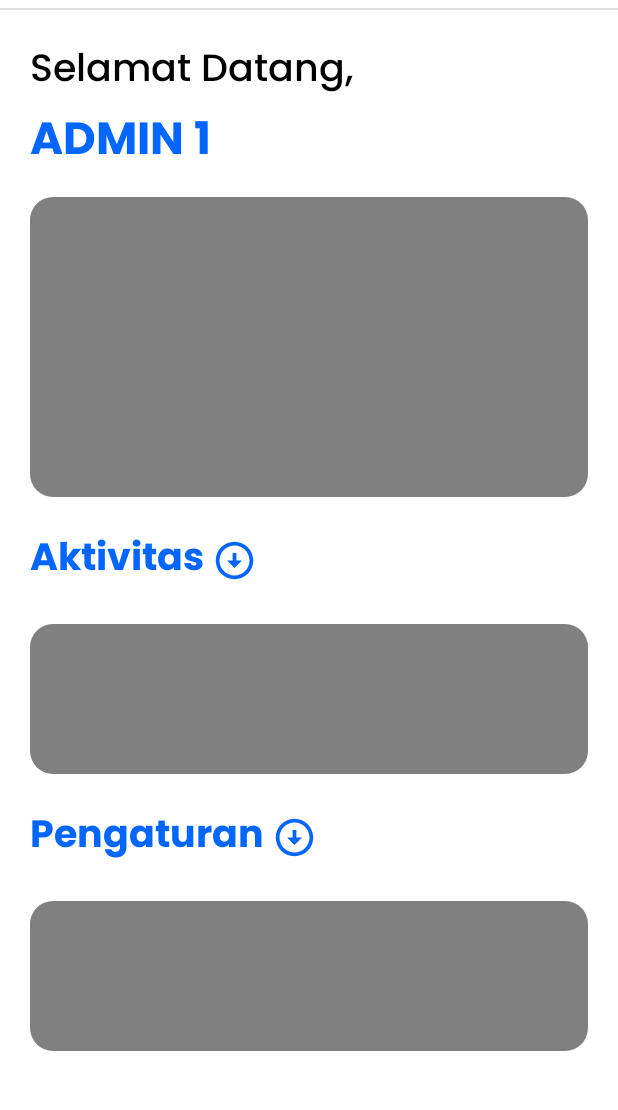
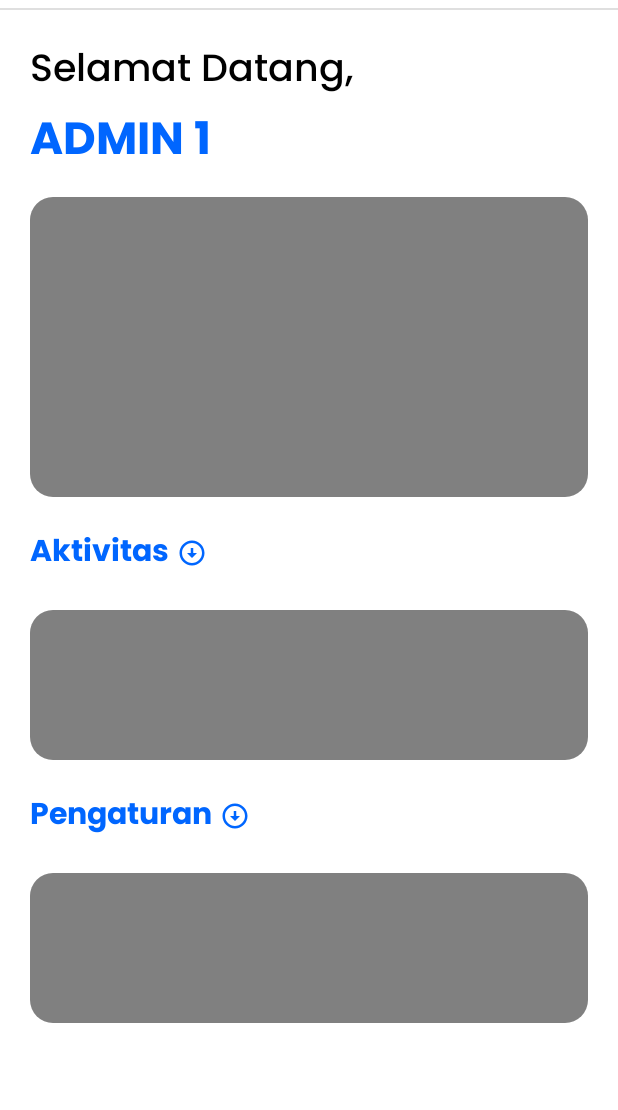
Before and after one commit to overlogic-universe/Parky, an Android app: the HomeAdminActivity screen opened directly, with no data from a screen before it, on a phone screen of 412 x 824 dp, the part 75-1185 px from its top. Run offline under Robolectric (Android 15) with nearby library versions, the phone set to English and light mode, and no system bars.

Commit message:
style: adjust view

```diff
--- a/app/src/main/res/drawable/baseline_arrow_back_ios_new_24.xml
+++ b/app/src/main/res/drawable/baseline_arrow_back_ios_new_24.xml
@@ -1,5 +1,5 @@
-<vector android:height="30dp" android:tint="#FFFFFF"
+<vector android:height="28dp" android:tint="#FFFFFF"
     android:viewportHeight="24" android:viewportWidth="24"
-    android:width="30dp" xmlns:android="http://schemas.android.com/apk/res/android">
+    android:width="28dp" xmlns:android="http://schemas.android.com/apk/res/android">
     <path android:fillColor="@android:color/white" android:pathData="M17.77,3.77l-1.77,-1.77l-10,10l10,10l1.77,-1.77l-8.23,-8.23z"/>
 </vector>
--- a/app/src/main/res/drawable/ic_baseline_arrow_circle_down_24.xml
+++ b/app/src/main/res/drawable/ic_baseline_arrow_circle_down_24.xml
@@ -1,5 +1,5 @@
-<vector android:height="30dp" android:tint="#0066FF"
+<vector android:height="20dp" android:tint="#0066FF"
     android:viewportHeight="24" android:viewportWidth="24"
-    android:width="30dp" xmlns:android="http://schemas.android.com/apk/res/android">
+    android:width="20dp" xmlns:android="http://schemas.android.com/apk/res/android">
     <path android:fillColor="@android:color/white" android:pathData="M12,4c4.41,0 8,3.59 8,8s-3.59,8 -8,8s-8,-3.59 -8,-8S7.59,4 12,4M12,2C6.48,2 2,6.48 2,12c0,5.52 4.48,10 10,10c5.52,0 10,-4.48 10,-10C22,6.48 17.52,2 12,2L12,2zM13,12l0,-4h-2l0,4H8l4,4l4,-4H13z"/>
 </vector>
--- a/app/src/main/res/layout/activity_history.xml
+++ b/app/src/main/res/layout/activity_history.xml
@@ -13,7 +13,7 @@
         android:background="@color/primaryColor"
         android:orientation="vertical"
         android:paddingHorizontal="20dp"
-        android:paddingTop="20dp">
+        android:paddingTop="10dp">
 
         <LinearLayout
             android:layout_width="match_parent"
@@ -75,7 +75,7 @@
                 android:fontFamily="@font/poppinsmedium"
                 android:text="@string/motor_masuk"
                 android:textColor="@color/white"
-                android:textSize="16sp" />
+                android:textSize="14sp" />
 
             <TextView
                 android:layout_width="wrap_content"
@@ -83,7 +83,7 @@
                 android:fontFamily="@font/poppinsmedium"
                 android:text="@string/motor_keluar"
                 android:textColor="@color/white"
-                android:textSize="16sp" />
+                android:textSize="14sp" />
         </LinearLayout>
     </LinearLayout>
 
--- a/app/src/main/res/layout/activity_home_admin.xml
+++ b/app/src/main/res/layout/activity_home_admin.xml
@@ -37,7 +37,7 @@
             android:layout_height="wrap_content"
             android:orientation="vertical"
             android:paddingHorizontal="20dp"
-            android:layout_marginTop="20dp">
+            android:paddingVertical="20dp">
             <TextView
                 android:layout_width="wrap_content"
                 android:layout_height="wrap_content"
@@ -65,8 +65,9 @@
                 android:layout_marginVertical="20dp"
                 android:text="@string/aktivitas"
                 android:textColor="@color/primaryColor"
-                android:textSize="25sp"
+                android:textSize="20sp"
                 android:fontFamily="@font/poppinsbold"
+                android:layout_gravity="center_vertical"
                 android:drawablePadding="5dp"
                 app:drawableEndCompat="@drawable/ic_baseline_arrow_circle_down_24" />
 
@@ -82,9 +83,10 @@
                 android:layout_width="wrap_content"
                 android:layout_height="wrap_content"
                 android:layout_marginVertical="20dp"
-                android:text="Pengaturan"
+                android:text="@string/pengaturan"
                 android:textColor="@color/primaryColor"
-                android:textSize="25sp"
+                android:textSize="20sp"
+                android:layout_gravity="center_vertical"
                 android:fontFamily="@font/poppinsbold"
                 android:drawablePadding="5dp"
                 app:drawableEndCompat="@drawable/ic_baseline_arrow_circle_down_24" />
@@ -93,7 +95,8 @@
                 android:layout_width="match_parent"
                 android:layout_height="100dp"
                 android:background="@drawable/border_radius_15"
-                android:backgroundTint="@color/grey"/>
+                android:backgroundTint="@color/grey"
+                />
         </LinearLayout>
 
     </ScrollView>
--- a/app/src/main/res/values/colors.xml
+++ b/app/src/main/res/values/colors.xml
@@ -1,6 +1,7 @@
 <?xml version="1.0" encoding="utf-8"?>
 <resources>
     <color name="primaryColor">#0066FF</color>
+    <color name="statusBarColor">#045EE4</color>
     <color name="green">#70CF39</color>
     <color name="red">#F80000</color>
     <color name="lightGrey">#DFDFDF</color>
--- a/app/src/main/res/values/strings.xml
+++ b/app/src/main/res/values/strings.xml
@@ -14,4 +14,5 @@
     <string name="_19_sept_2024">19 Sept 2024</string>
     <string name="_12_23_49">12:23:49</string>
     <string name="sedang_parkir">Sedang parkir</string>
+    <string name="pengaturan">Pengaturan</string>
 </resources>
--- a/app/src/main/res/values/themes.xml
+++ b/app/src/main/res/values/themes.xml
@@ -6,7 +6,7 @@
         <item name="colorPrimaryVariant">@color/primaryColor</item>
         <item name="colorOnPrimary">@color/white</item>
         <!-- Status bar color. -->
-        <item name="android:statusBarColor">@android:color/transparent</item>
+        <item name="android:statusBarColor">@color/statusBarColor</item>
         <!-- Customize your theme here. -->
         <item name="backgroundColor">@color/white</item>
         <item name="android:textColor">@color/black</item>
```
